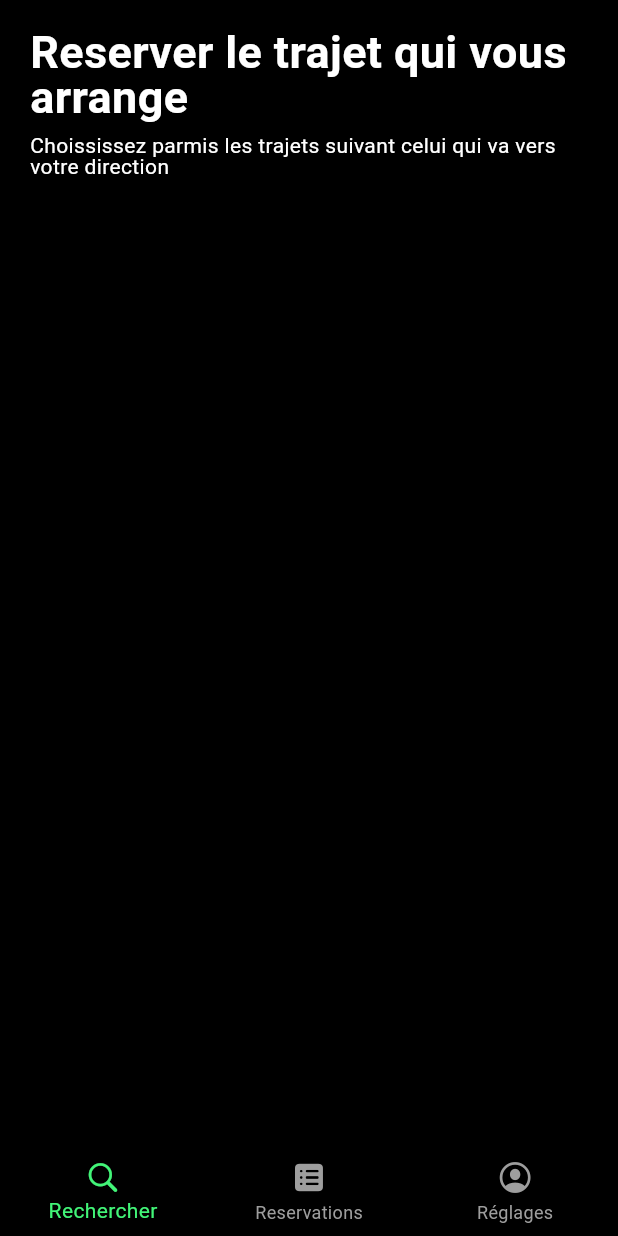
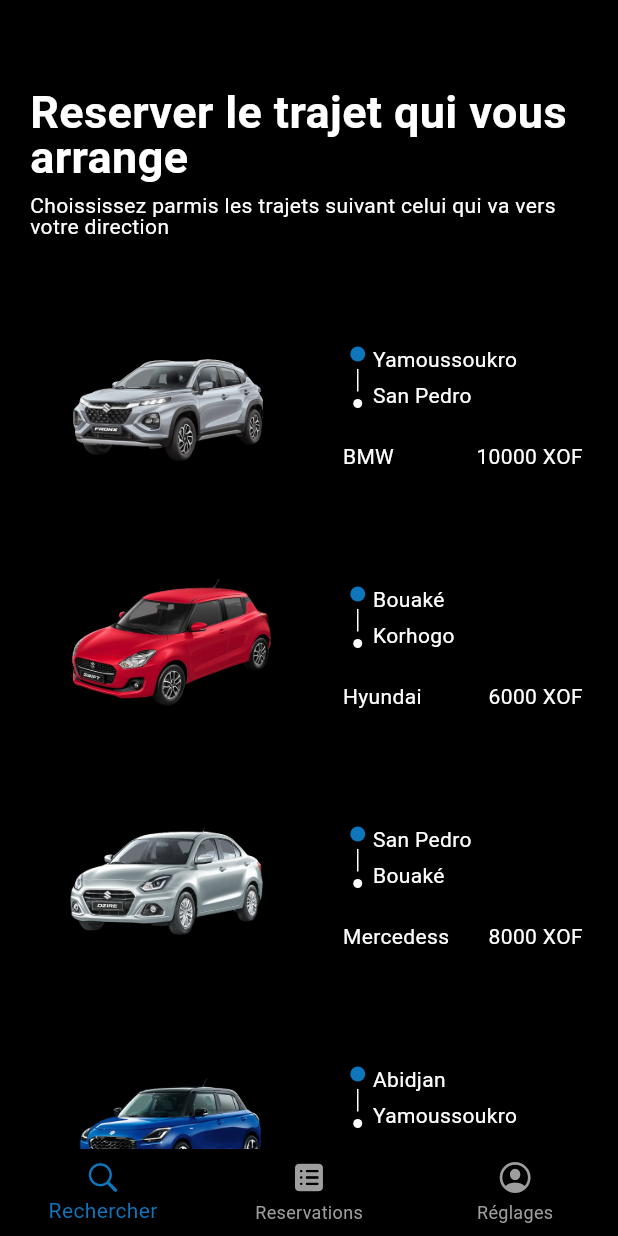
Before and after one commit to kingcortex/car_poling, a Flutter app: the screen it shows after launch, on a phone screen of 412 x 824 dp. Run offline on Flutter 3.47's test engine with Material 3 defaults, Android fonts, the phone set to English and light mode, and no system bars; our stand-ins replace gap, get, google_fonts; Roboto replaces fonts that are missing (Kanit).

Commit message:
08 mars 02:57

```diff
--- /dev/null
+++ b/lib/model/data.dart
@@ -0,0 +1,38 @@
+import 'package:car_pooling/model/trajet.dart';
+
+class Data {
+  static List<Trajet> listTrajet = [
+    Trajet(
+      start: "Yamoussoukro",
+      end: "San Pedro",
+      modelCar: "BMW",
+      imageCarPath: 'assets/car1.png',
+      time: 2,
+      price: 10000,
+    ),
+    Trajet(
+      start: "Bouaké",
+      end: "Korhogo",
+      modelCar: "Hyundai",
+      imageCarPath: 'assets/car2.png',
+      time: 2,
+      price: 6000,
+    ),
+    Trajet(
+      start: "San Pedro",
+      end: "Bouaké",
+      modelCar: "Mercedess",
+      imageCarPath: 'assets/car3.png',
+      time: 2,
+      price: 8000,
+    ),
+    Trajet(
+      start: "Abidjan",
+      end: "Yamoussoukro",
+      modelCar: "Toyota",
+      imageCarPath: 'assets/car4.png',
+      time: 2,
+      price: 12000,
+    ),
+  ];
+}
--- /dev/null
+++ b/lib/model/trajet.dart
@@ -0,0 +1,17 @@
+class Trajet {
+  final String start;
+  final String end;
+  final String modelCar;
+  final String imageCarPath;
+  final int time;
+  final int price;
+
+  Trajet({
+    required this.start,
+    required this.end,
+    required this.modelCar,
+    required this.imageCarPath,
+    required this.time,
+    required this.price,
+  });
+}
--- a/lib/screen/recherches_page.dart
+++ b/lib/screen/recherches_page.dart
@@ -1,15 +1,25 @@
+import 'package:car_pooling/model/data.dart';
+import 'package:car_pooling/model/trajet.dart';
 import 'package:car_pooling/theme/app_theme.dart';
+import 'package:car_pooling/widget/home_trajet_widget.dart';
 import 'package:flutter/material.dart';
 import 'package:gap/gap.dart';
 
-class RecherchePage extends StatelessWidget {
+class RecherchePage extends StatefulWidget {
   const RecherchePage({super.key});
 
   @override
+  State<RecherchePage> createState() => _RecherchePageState();
+}
+
+class _RecherchePageState extends State<RecherchePage> {
+  @override
   Widget build(BuildContext context) {
-    return Padding(
+    return SingleChildScrollView(
+      physics: const BouncingScrollPhysics(),
+      child: Padding(
         padding: EdgeInsets.only(
-        top: 20,
+          top: 60,
           left: AppTheme.appPading,
           right: AppTheme.appPading,
         ),
@@ -26,8 +36,12 @@ class RecherchePage extends StatelessWidget {
             Text(
               "Choississez parmis les trajets suivant celui qui va vers votre direction",
               style: AppTheme.textStyle(),
-          )
+            ),
+            const Gap(33),
+            for (Trajet trajet in Data.listTrajet)
+              HomeTrajetWidget(trajet: trajet)
           ],
+        ),
       ),
     );
   }
--- a/lib/screen/reglage_pages.dart
+++ b/lib/screen/reglage_pages.dart
@@ -35,7 +35,7 @@ class ReglagesPage extends StatelessWidget {
                 customContainer(
                   context,
                   85,
-                  "Ezecgiel",
+                  "Dua Lipa",
                   Container(
                     height: 60,
                     width: 60,
@@ -130,7 +130,7 @@ class ReglagesPage extends StatelessWidget {
                   borderRadius: BorderRadius.circular(8),
                   isTitle: false,
                 ),
-                Gap(200)
+                const Gap(160)
               ],
             ),
           ),
--- a/lib/theme/app_theme.dart
+++ b/lib/theme/app_theme.dart
@@ -3,7 +3,8 @@ import 'package:google_fonts/google_fonts.dart';
 
 class AppTheme {
   static Color black = Colors.black;
-  static Color primaryColor = const Color(0xff42f578);
+  //static Color primaryColor = const Color(0xff42f578);
+  static Color primaryColor = const Color(0xff0e76bd);
   static Color textColor = const Color(0xffffffff);
 
   static double appPading = 20;
--- /dev/null
+++ b/lib/widget/home_trajet_widget.dart
@@ -0,0 +1,177 @@
+import 'package:car_pooling/model/trajet.dart';
+import 'package:car_pooling/screen/detail_trajet_page.dart';
+import 'package:car_pooling/theme/app_theme.dart';
+import 'package:flutter/material.dart';
+import 'package:gap/gap.dart';
+import 'package:get/get.dart';
+
+class HomeTrajetWidget extends StatefulWidget {
+  final Trajet trajet;
+  const HomeTrajetWidget({super.key, required this.trajet});
+
+  @override
+  State<HomeTrajetWidget> createState() => _HomeTrajetWidgetState();
+}
+
+class _HomeTrajetWidgetState extends State<HomeTrajetWidget>
+    with SingleTickerProviderStateMixin {
+  late AnimationController controller;
+  late Animation<Offset> leftToRightSlide;
+  late Animation<Offset> rightToLeftSlide;
+  late Animation<double> scaleTransition;
+
+  @override
+  void initState() {
+    controller = AnimationController(
+        vsync: this, duration: const Duration(milliseconds: 999));
+
+    leftToRightSlide =
+        Tween<Offset>(begin: const Offset(-0.1, 0), end: const Offset(0, 0))
+            .animate(controller);
+    rightToLeftSlide =
+        Tween<Offset>(begin: const Offset(0.1, 0.0), end: const Offset(0, 0))
+            .animate(controller);
+
+    scaleTransition = Tween<double>(begin: 1, end: 0).animate(controller);
+
+    controller.forward();
+    super.initState();
+  }
+
+  @override
+  Widget build(BuildContext context) {
+    return Padding(
+      padding: const EdgeInsets.symmetric(vertical: 30),
+      child: InkWell(
+        onTap: () {
+          Get.to(
+            () => const DetailTrajetPage(),
+            transition: Transition.rightToLeft,
+            duration: const Duration(milliseconds: 500),
+            arguments: widget.trajet
+          );
+        },
+        child: SizedBox(
+          height: 100,
+          width: MediaQuery.of(context).size.width - AppTheme.appPading * 2,
+          child: Row(
+            mainAxisAlignment: MainAxisAlignment.center,
+            children: [
+              AnimatedBuilder(
+                  animation: controller,
+                  builder: (context, child) {
+                    return SlideTransition(
+                      position: leftToRightSlide,
+                      child: Stack(
+                        children: [
+                          ScaleTransition(
+                            scale: scaleTransition,
+                            child: Container(
+                              height: 85,
+                              width: 110,
+                              decoration: BoxDecoration(
+                                color: AppTheme.primaryColor.withOpacity(0.1),
+                                borderRadius: BorderRadius.circular(8),
+                              ),
+                            ),
+                          ),
+                          Container(
+                            height: 90,
+                            width: MediaQuery.of(context).size.width < 400
+                                ? 130
+                                : 180,
+                            decoration: BoxDecoration(
+                              image: DecorationImage(
+                                image: AssetImage(widget.trajet.imageCarPath),
+                              ),
+                            ),
+                          ),
+                        ],
+                      ),
+                    );
+                  }),
+              const Gap(25),
+              SlideTransition(
+                position: rightToLeftSlide,
+                child: detailSection(context: context, trajet: widget.trajet),
+              ),
+            ],
+          ),
+        ),
+      ),
+    );
+  }
+}
+
+Widget detailSection({required BuildContext context, required Trajet trajet}) {
+  return Padding(
+    padding: const EdgeInsets.symmetric(vertical: 10),
+    child: SizedBox(
+      height: 90,
+      width: 160,
+      child: Column(
+        mainAxisAlignment: MainAxisAlignment.spaceBetween,
+        children: [
+          Row(
+            children: [
+              symbol(),
+              Column(
+                crossAxisAlignment: CrossAxisAlignment.start,
+                children: [
+                  Text(
+                    trajet.start,
+                    style: AppTheme.textStyle(),
+                  ),
+                  const Gap(10),
+                  Text(
+                    trajet.end,
+                    style: AppTheme.textStyle(),
+                  )
+                ],
+              )
+            ],
+          ),
+          Row(
+            mainAxisAlignment: MainAxisAlignment.spaceBetween,
+            children: [
+              Text(
+                trajet.modelCar,
+                style: AppTheme.textStyle(),
+              ),
+              Text(
+                "${trajet.price} XOF",
+                style: AppTheme.textStyle(),
+              )
+            ],
+          )
+        ],
+      ),
+    ),
+  );
+}
+
+Widget symbol() {
+  return SizedBox(
+    width: 20,
+    child: Column(
+      crossAxisAlignment: CrossAxisAlignment.center,
+      children: [
+        CircleAvatar(
+          radius: 5,
+          backgroundColor: AppTheme.primaryColor,
+        ),
+        const Gap(5),
+        Container(
+          width: 1,
+          height: 15,
+          color: AppTheme.textColor,
+        ),
+        const Gap(5),
+        CircleAvatar(
+          radius: 3,
+          backgroundColor: AppTheme.textColor,
+        ),
+      ],
+    ),
+  );
+}
```
Also changed, not shown: lib/screen/detail_trajet_page.dart (added, +203 -0 lines), lib/widget/custom_button.dart (added, +40 -0 lines), assets/car1.png (added), assets/car2.png (added), assets/car3.png (added), assets/car4.png (added), assets/map.jpeg (added). Lines whose indentation alone changed are shown as unchanged.
